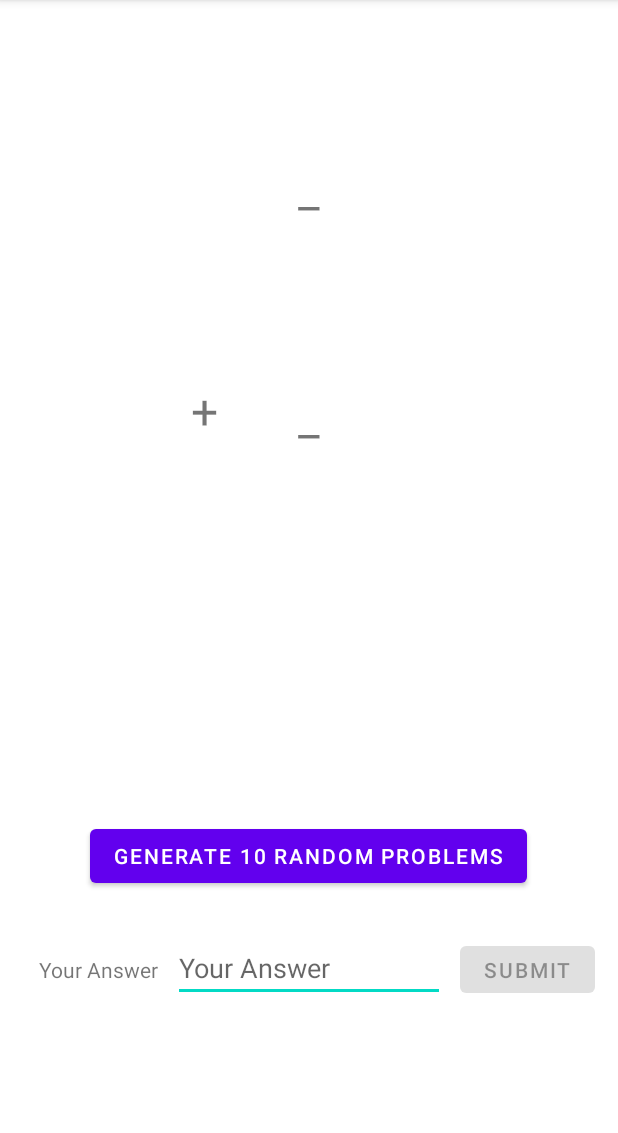
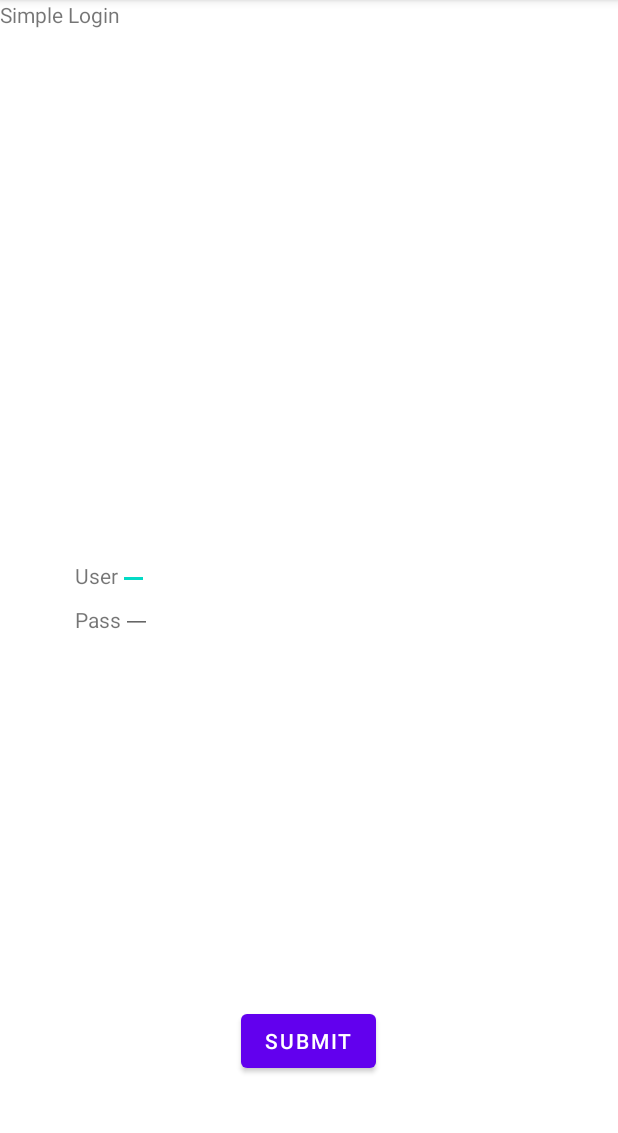
Before and after one commit to kszhao552/Flashcards, an Android app: the screen it shows after launch (MainActivity before the commit, Login after it), on a phone screen of 412 x 824 dp, the part 84-1217 px from its top. Run offline under Robolectric (Android 15) with nearby library versions, the phone set to English and light mode, and no system bars.

Commit message:
add login page
app will open on a login page and will switch acitivies if you type in correct credentials.

```diff
--- a/app/src/main/AndroidManifest.xml
+++ b/app/src/main/AndroidManifest.xml
@@ -15,6 +15,9 @@
         tools:targetApi="31">
         <activity
             android:name=".MainActivity"
+            android:exported="false" />
+        <activity
+            android:name=".Login"
             android:exported="true">
             <intent-filter>
                 <action android:name="android.intent.action.MAIN" />
--- /dev/null
+++ b/app/src/main/java/com/example/flashcard/Login.java
@@ -0,0 +1,45 @@
+package com.example.flashcard;
+
+import androidx.appcompat.app.AppCompatActivity;
+
+import android.content.Intent;
+import android.view.View;
+import android.widget.Button;
+import android.widget.EditText;
+
+import android.os.Bundle;
+import android.widget.Toast;
+
+public class Login extends AppCompatActivity {
+    private Button btn;
+    private EditText user;
+    private EditText pass;
+
+    private String username = "username";
+    private String password = "password";
+
+    @Override
+    protected void onCreate(Bundle savedInstanceState) {
+        super.onCreate(savedInstanceState);
+        setContentView(R.layout.activity_login);
+
+        btn = (Button) findViewById(R.id.login_btn_name);
+        user = (EditText) findViewById(R.id.user_edit_name);
+        pass = (EditText) findViewById(R.id.pass_edit_name);
+
+        btn.setOnClickListener(new View.OnClickListener() {
+            @Override
+            public void onClick(View view) {
+                if (user.getText().toString().equals(username) && pass.getText().toString().equals(password)){
+                    Toast.makeText(Login.this, "Welcome " + username, Toast.LENGTH_SHORT).show();
+                    switchActivities();
+                }
+            }
+        });
+    }
+
+    private void switchActivities() {
+        Intent switchAcitivityIntent = new Intent(this, MainActivity.class);
+        startActivity(switchAcitivityIntent);
+    }
+}
--- /dev/null
+++ b/app/src/main/res/layout/activity_login.xml
@@ -0,0 +1,58 @@
+<?xml version="1.0" encoding="utf-8"?>
+<RelativeLayout xmlns:android="http://schemas.android.com/apk/res/android"
+    xmlns:app="http://schemas.android.com/apk/res-auto"
+    xmlns:tools="http://schemas.android.com/tools"
+    android:layout_width="match_parent"
+    android:layout_height="match_parent"
+    tools:context=".Login">
+
+    <TextView
+        android:layout_width="wrap_content"
+        android:layout_height="wrap_content"
+        android:text="Simple Login"/>
+
+    <TextView
+        android:id="@+id/user_text_name"
+        android:layout_centerVertical="true"
+        android:layout_width="wrap_content"
+        android:layout_height="wrap_content"
+        android:layout_marginLeft="50dp"
+        android:layout_marginBottom="10dp"
+        android:text="User"/>
+
+    <TextView
+        android:id="@+id/pass_text_name"
+        android:layout_width="wrap_content"
+        android:layout_height="wrap_content"
+        android:layout_below="@+id/user_text_name"
+        android:layout_alignLeft="@+id/user_text_name"
+        android:text="Pass"/>
+
+    <EditText
+        android:id="@+id/user_edit_name"
+        android:layout_toRightOf="@+id/user_text_name"
+        android:layout_width="wrap_content"
+        android:layout_height="wrap_content"
+        android:layout_alignBottom="@+id/user_text_name"
+        />
+
+    <EditText
+        android:id="@+id/pass_edit_name"
+        android:layout_width="wrap_content"
+        android:layout_height="wrap_content"
+        android:layout_alignBottom="@+id/pass_text_name"
+        android:layout_toRightOf="@+id/pass_text_name"
+        android:inputType="textPassword"/>
+
+    <Button
+        android:id="@+id/login_btn_name"
+        android:layout_width="wrap_content"
+        android:layout_height="wrap_content"
+        android:layout_centerHorizontal="true"
+        android:layout_alignParentBottom="true"
+        android:layout_marginBottom="50dp"
+        android:text="@string/submit_string"
+        />
+
+
+</RelativeLayout>
--- a/app/src/main/res/values/+id.xml
+++ b/app/src/main/res/values/+id.xml
@@ -6,4 +6,9 @@
     <string name="num2_name">num2</string>
     <string name="answer_name">answer</string>
     <string name="operand_name">operand</string>
+    <string name="user_text_name">user_text</string>
+    <string name="pass_text_name">pass_text</string>
+    <string name="user_edit_name">user_edit</string>
+    <string name="pass_edit_name">pass_edit</string>
+    <string name="login_btn_name">login_btn</string>
 </resources>
```
